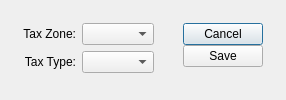
First picture: the form in guiclient/itemtax.ui, repository discountscott/qt-client, before the edit.
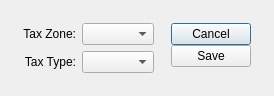
Second picture: the form after the edit. Custom widgets are drawn as their Qt base class.

What changed in the file:
```diff
--- a/guiclient/itemtax.ui
+++ b/guiclient/itemtax.ui
@@ -13,8 +13,8 @@
    <rect>
     <x>0</x>
     <y>0</y>
-    <width>286</width>
-    <height>100</height>
+    <width>274</width>
+    <height>96</height>
    </rect>
   </property>
   <property name="windowTitle">
```
